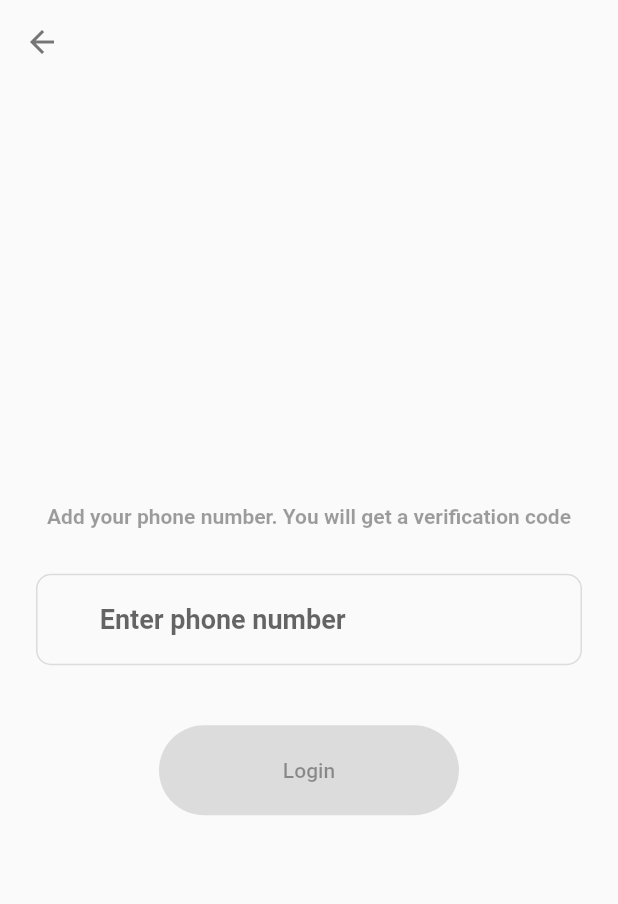
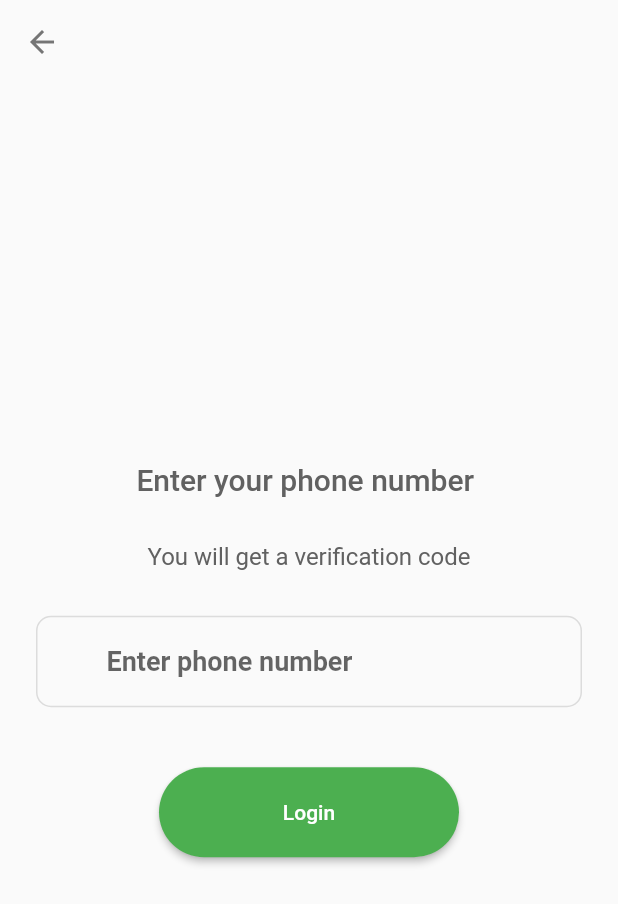
Before and after one commit to anoop-ananthan/foodcart-app, a Flutter app: the screen it shows after launch, after a tap on "Phone", on a phone screen of 412 x 824 dp. Shown: the top 904 px of the screen. Run offline on Flutter 3.47's test engine with Material 2 defaults, Android fonts, the phone set to English and light mode, and no system bars; our stand-ins replace bloc, cached_network_image, dio, equatable, firebase_auth, firebase_core and 5 more; accounts and stored records are empty; network calls fail.

Commit message:
[WIP] Conversion to bloc in progress

```diff
--- a/lib/module/home/view/widgets/navigation_drawer.dart
+++ b/lib/module/home/view/widgets/navigation_drawer.dart
@@ -46,7 +46,7 @@ class _NavigationDrawer extends StatelessWidget {
                 fontWeight: FontWeight.w600,
               ),
         ),
-        onTap: () => context.read<AuthenticationBloc>().add(AuthenticationLogoutRequested()),
+        onTap: () => {context.read<AuthenticationBloc>().add(AuthenticationLogoutRequested())},
       ),
     ]);
   }
--- /dev/null
+++ b/lib/module/login/phone/cubit/phone_state.dart
@@ -0,0 +1,24 @@
+part of 'phone_cubit.dart';
+
+class PhoneState extends Equatable {
+  const PhoneState({
+    this.phoneNumberInput = const PhoneNumberInput.pure(),
+    this.status = FormzStatus.pure,
+  });
+
+  final PhoneNumberInput phoneNumberInput;
+  final FormzStatus status;
+
+  @override
+  List<Object> get props => [phoneNumberInput, status];
+
+  PhoneState copyWith({
+    PhoneNumberInput? phoneNumberInput,
+    FormzStatus? status,
+  }) {
+    return PhoneState(
+      phoneNumberInput: phoneNumberInput ?? this.phoneNumberInput,
+      status: status ?? this.status,
+    );
+  }
+}
--- /dev/null
+++ b/lib/module/login/phone/model/phone_number.dart
@@ -0,0 +1,27 @@
+import 'package:formz/formz.dart';
+
+enum PhoneInputError { invalid, empty }
+
+class PhoneNumberInput extends FormzInput<String?, PhoneInputError> {
+  const PhoneNumberInput.pure() : super.pure('');
+  const PhoneNumberInput.dirty([String? value = '']) : super.dirty(value);
+
+  static final _phoneNumberRegex = RegExp(r'^[789]\d{9}$');
+
+  @override
+  PhoneInputError? validator(String? value) {
+    if (value == null) {
+      return PhoneInputError.empty;
+    }
+    if (value.trim().isEmpty) {
+      return PhoneInputError.empty;
+    }
+    if (value.trim().length != 10) {
+      return PhoneInputError.invalid;
+    }
+    if (!_phoneNumberRegex.hasMatch(value.trim())) {
+      return PhoneInputError.invalid;
+    }
+    return null;
+  }
+}
--- /dev/null
+++ b/lib/module/login/phone/view/phone_page.dart
@@ -0,0 +1,18 @@
+import 'package:flutter/material.dart';
+import 'package:flutter_bloc/flutter_bloc.dart';
+import 'package:interview_app/module/login/phone/view/phone_view.dart';
+import 'package:interview_app/repository/authentication_repository.dart';
+
+import '../cubit/phone_cubit.dart';
+
+class PhonePage extends StatelessWidget {
+  const PhonePage({super.key});
+
+  @override
+  Widget build(BuildContext context) {
+    return BlocProvider(
+      create: (context) => PhoneCubit(RepositoryProvider.of<AuthenticationRepository>(context)),
+      child: const PhoneView(),
+    );
+  }
+}
--- /dev/null
+++ b/lib/module/login/phone/view/phone_view.dart
@@ -0,0 +1,121 @@
+import 'package:flutter/material.dart';
+import 'package:flutter_bloc/flutter_bloc.dart';
+import 'package:formz/formz.dart';
+import 'package:interview_app/module/login/phone/view/otp_page.dart';
+
+import '../cubit/phone_cubit.dart';
+
+class PhoneView extends StatelessWidget {
+  const PhoneView({super.key});
+
+  @override
+  Widget build(BuildContext context) {
+    return SafeArea(
+      child: Scaffold(
+        appBar: AppBar(
+          elevation: 0,
+          backgroundColor: Colors.transparent,
+        ),
+        body: Padding(
+          padding: const EdgeInsets.all(24),
+          child: BlocBuilder<PhoneCubit, PhoneState>(
+            builder: (context, state) {
+              return Column(
+                mainAxisAlignment: MainAxisAlignment.center,
+                children: [
+                  Text(
+                    "Enter your phone number ",
+                    style: Theme.of(context).textTheme.titleLarge?.copyWith(color: Colors.grey.shade700),
+                  ),
+                  const SizedBox(height: 30),
+                  Text(
+                    "You will get a verification code",
+                    style: Theme.of(context).textTheme.titleMedium?.copyWith(color: Colors.grey.shade700),
+                  ),
+                  const SizedBox(height: 30),
+                  const _PhoneNumberInput(),
+                  const SizedBox(height: 40),
+                  ElevatedButton(
+                    style: ElevatedButton.styleFrom(
+                      backgroundColor: Colors.green,
+                      shape: const StadiumBorder(),
+                      fixedSize: const Size(200, 60),
+                    ),
+                    onPressed: state.status.isInvalid
+                        ? null
+                        : () {
+                            context.read<PhoneCubit>().onPhoneNumberSubmitted();
+                            Navigator.push(
+                              context,
+                              MaterialPageRoute(builder: (context) => const OtpPage(verificationId: '')),
+                            );
+                          },
+                    child: const Text('Login'),
+                  ),
+                ],
+              );
+            },
+          ),
+        ),
+      ),
+    );
+  }
+}
+
+class _PhoneNumberInput extends StatelessWidget {
+  const _PhoneNumberInput();
+
+  @override
+  Widget build(BuildContext context) {
+    final state = context.watch<PhoneCubit>().state;
+    return TextField(
+      keyboardType: TextInputType.phone,
+      style: const TextStyle(
+        fontSize: 18,
+        fontWeight: FontWeight.bold,
+        color: Colors.black54,
+      ),
+      onChanged: (value) {
+        context.read<PhoneCubit>().onPhoneNumberChanged(value);
+      },
+      decoration: InputDecoration(
+        hintText: "Enter phone number",
+        focusedErrorBorder: OutlineInputBorder(
+          borderRadius: BorderRadius.circular(10),
+          borderSide: const BorderSide(color: Colors.red),
+        ),
+        errorBorder: OutlineInputBorder(
+          borderRadius: BorderRadius.circular(10),
+          borderSide: const BorderSide(color: Colors.red),
+        ),
+        enabledBorder: OutlineInputBorder(
+          borderRadius: BorderRadius.circular(10),
+          borderSide: const BorderSide(color: Colors.black12),
+        ),
+        focusedBorder: OutlineInputBorder(
+          borderRadius: BorderRadius.circular(10),
+          borderSide: BorderSide(color: Colors.green.shade100),
+        ),
+        prefix: const Text('+91 '),
+        suffixIcon: AnimatedOpacity(
+          opacity: state.status.isValidated ? 1 : 0,
+          duration: const Duration(milliseconds: 500),
+          child: Container(
+            height: 30,
+            width: 30,
+            margin: const EdgeInsets.all(10.0),
+            decoration: const BoxDecoration(
+              shape: BoxShape.circle,
+              color: Colors.green,
+            ),
+            child: const Icon(
+              Icons.done,
+              color: Colors.white,
+              size: 20,
+            ),
+          ),
+        ),
+      ),
+    );
+  }
+}
--- a/lib/module/login/view/login_page.dart
+++ b/lib/module/login/view/login_page.dart
@@ -2,7 +2,7 @@ import 'package:flutter/material.dart';
 import 'package:flutter_bloc/flutter_bloc.dart';
 import 'package:interview_app/repository/authentication_repository.dart';
 
-import '../cubit/login_cubit.dart';
+import '../cubit/google_login_cubit.dart';
 import 'login_view.dart';
 
 class LoginPage extends StatelessWidget {
@@ -14,13 +14,9 @@ class LoginPage extends StatelessWidget {
 
   @override
   Widget build(BuildContext context) {
-    return Scaffold(
-      body: Center(
-        child: BlocProvider(
-          create: (context) => LoginCubit(RepositoryProvider.of<AuthenticationRepository>(context)),
-          child: const LoginView(),
-        ),
-      ),
+    return BlocProvider(
+      create: (context) => GoogleLoginCubit(RepositoryProvider.of<AuthenticationRepository>(context)),
+      child: const LoginView(),
     );
   }
 }
--- a/lib/module/login/view/login_view.dart
+++ b/lib/module/login/view/login_view.dart
@@ -1,28 +1,29 @@
 import 'package:flutter/material.dart';
 import 'package:flutter_bloc/flutter_bloc.dart';
 import 'package:flutter_svg/svg.dart';
-import 'package:interview_app/module/login/view/phone_page.dart';
+import 'package:formz/formz.dart';
+import 'package:interview_app/module/login/phone/view/phone_page.dart';
 
-import '../cubit/login_cubit.dart';
+import '../cubit/google_login_cubit.dart';
 
 class LoginView extends StatelessWidget {
-  const LoginView({
-    super.key,
-  });
+  const LoginView({super.key});
 
   @override
   Widget build(BuildContext context) {
-    return BlocConsumer<LoginCubit, LoginState>(
+    return Scaffold(
+      body: BlocConsumer<GoogleLoginCubit, GoogleLoginState>(
         listener: (context, state) {
-        if (state is LoginFailed) {
+          if (state.status.isSubmissionFailure) {
             ScaffoldMessenger.of(context)
               ..clearSnackBars()
               ..showSnackBar(const SnackBar(content: Text('Login failed')));
           }
         },
-      builder: (context, state) {
-        if (state is LoginInitial || state is LoginFailed) {
-          return Column(
+        builder: (context, state) => Center(
+          child: state.status.isSubmissionInProgress || state.status.isSubmissionSuccess
+              ? const CircularProgressIndicator.adaptive()
+              : Column(
                   mainAxisAlignment: MainAxisAlignment.center,
                   children: [
                     SvgPicture.asset(
@@ -35,11 +36,9 @@ class LoginView extends StatelessWidget {
                     const SizedBox(height: 25),
                     const _PhoneButton(),
                   ],
-          );
-        } else {
-          return const CircularProgressIndicator.adaptive();
-        }
-      },
+                ),
+        ),
+      ),
     );
   }
 }
@@ -55,7 +54,7 @@ class _GoogleButton extends StatelessWidget {
         shape: const StadiumBorder(),
       ),
       onPressed: () {
-        context.read<LoginCubit>().onGoogleLoginRequested();
+        context.read<GoogleLoginCubit>().onGoogleLoginRequested();
       },
       child: Row(
         children: [
@@ -94,7 +93,7 @@ class _PhoneButton extends StatelessWidget {
       onPressed: () {
         Navigator.push(
           context,
-          MaterialPageRoute(builder: (context) => const PhoneNumberEntryPage()),
+          MaterialPageRoute(builder: (context) => const PhonePage()),
         );
       },
       child: Row(
--- a/lib/module/login/view/phone_page.dart
+++ /dev/null
@@ -1,120 +0,0 @@
-import 'package:flutter/material.dart';
-import 'package:flutter_bloc/flutter_bloc.dart';
-import 'package:interview_app/repository/authentication_repository.dart';
-
-class PhoneNumberEntryPage extends StatefulWidget {
-  const PhoneNumberEntryPage({Key? key}) : super(key: key);
-
-  @override
-  State<PhoneNumberEntryPage> createState() => _PhoneNumberEntryPageState();
-}
-
-class _PhoneNumberEntryPageState extends State<PhoneNumberEntryPage> {
-  final TextEditingController phoneController = TextEditingController();
-  bool isBusy = false;
-
-  @override
-  Widget build(BuildContext context) {
-    phoneController.selection = TextSelection.fromPosition(
-      TextPosition(
-        offset: phoneController.text.length,
-      ),
-    );
-    return SafeArea(
-      child: Scaffold(
-        appBar: AppBar(
-          elevation: 0,
-          backgroundColor: Colors.transparent,
-        ),
-        body: Padding(
-          padding: const EdgeInsets.all(24),
-          child: Column(
-            mainAxisAlignment: MainAxisAlignment.center,
-            children: [
-              const Text(
-                "Add your phone number. You will get a verification code",
-                style: TextStyle(
-                  fontSize: 14,
-                  color: Colors.black38,
-                  fontWeight: FontWeight.bold,
-                ),
-              ),
-              const SizedBox(height: 30),
-              TextFormField(
-                keyboardType: TextInputType.phone,
-                controller: phoneController,
-                style: const TextStyle(
-                  fontSize: 18,
-                  fontWeight: FontWeight.bold,
-                ),
-                onChanged: (value) {
-                  setState(() {
-                    phoneController.text = value;
-                  });
-                },
-                decoration: InputDecoration(
-                  hintText: "Enter phone number",
-                  enabledBorder: OutlineInputBorder(
-                    borderRadius: BorderRadius.circular(10),
-                    borderSide: const BorderSide(color: Colors.black12),
-                  ),
-                  focusedBorder: OutlineInputBorder(
-                    borderRadius: BorderRadius.circular(10),
-                    borderSide: const BorderSide(color: Colors.black12),
-                  ),
-                  prefix: const Text('+91'),
-                  suffixIcon: phoneController.text.length == 10
-                      ? Container(
-                          height: 30,
-                          width: 30,
-                          margin: const EdgeInsets.all(10.0),
-                          decoration: const BoxDecoration(
-                            shape: BoxShape.circle,
-                            color: Colors.green,
-                          ),
-                          child: const Icon(
-                            Icons.done,
-                            color: Colors.white,
-                            size: 20,
-                          ),
-                        )
-                      : null,
-                ),
-              ),
-              const SizedBox(height: 40),
-              isBusy
-                  ? const CircularProgressIndicator.adaptive()
-                  : ElevatedButton(
-                      style: ElevatedButton.styleFrom(
-                        backgroundColor: Colors.green,
-                        shape: const StadiumBorder(),
-                        fixedSize: const Size(200, 60),
-                      ),
-                      onPressed: phoneController.text.trim().length == 10
-                          ? () async {
-                              try {
-                                setState(() {
-                                  isBusy = true;
-                                });
-                                final phoneNumber =
-                                    phoneController.text.isEmpty ? '+919846242355' : '+91${phoneController.text}';
-                                RepositoryProvider.of<AuthenticationRepository>(context)
-                                    .signInWithPhoneNumber(context, phoneNumber);
-                              } catch (e) {
-                                ScaffoldMessenger.of(context).showSnackBar(SnackBar(content: Text(e.toString())));
-                              } finally {
-                                setState(() {
-                                  isBusy = false;
-                                });
-                              }
-                            }
-                          : null,
-                      child: const Text('Login'),
-                    ),
-            ],
-          ),
-        ),
-      ),
-    );
-  }
-}
--- a/pubspec.yaml
+++ b/pubspec.yaml
@@ -20,6 +20,7 @@ dependencies:
     sdk: flutter
   flutter_bloc: ^8.1.2
   flutter_svg: ^2.0.1
+  formz: ^0.4.1
   google_sign_in: ^5.4.4
   intl: ^0.17.0
   pinput: ^2.2.30
```
Also changed, not shown: lib/main.dart (+10 -0 lines), lib/module/login/cubit/google_login_cubit.dart (renamed from lib/module/login/cubit/login_cubit.dart, +8 -7 lines), lib/module/login/cubit/google_login_state.dart (added, +22 -0 lines), lib/module/login/cubit/login_state.dart (deleted, +0 -20 lines), lib/module/login/cubit_old/login_cubit.dart (added, +47 -0 lines), lib/module/login/cubit_old/login_state.dart (added, +20 -0 lines), lib/module/login/phone/cubit/phone_cubit.dart (added, +32 -0 lines), lib/repository/authentication_repository.dart (+37 -10 lines), lib/module/login/phone/view/otp_page.dart (renamed from lib/module/login/view/otp_page.dart), pubspec.lock, 18 other files. Lines whose indentation alone changed are shown as unchanged.
